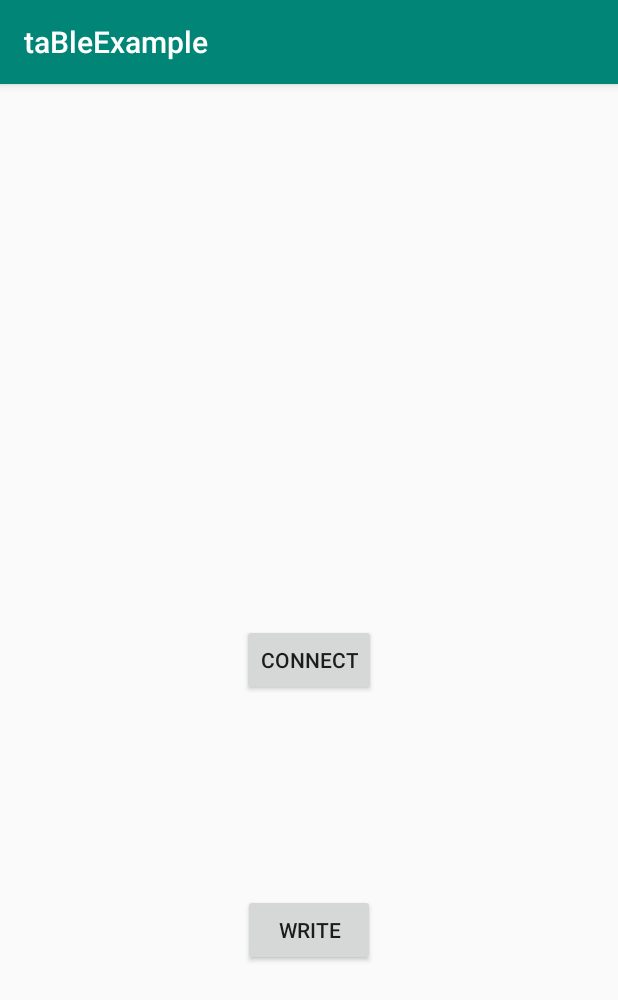
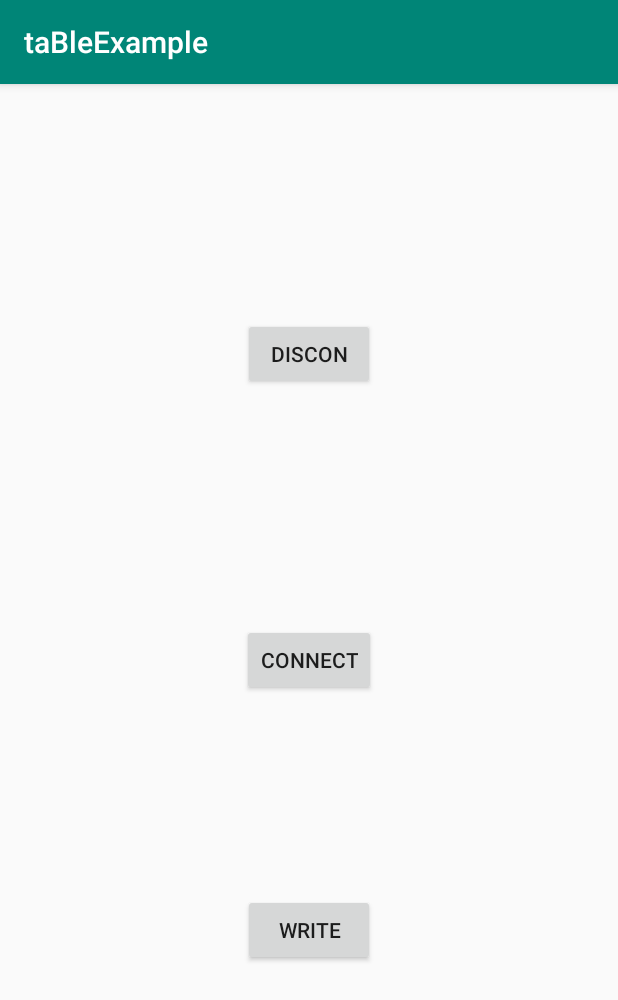
Before and after one commit to tjgmlfbs124/androidBLE, an Android app: the MainActivity screen opened directly, with no data from a screen before it, after a tap on "WRITE", on a phone screen of 412 x 824 dp. Shown: the top 1000 px of the screen. Run offline under Robolectric (Android 15) with nearby library versions, the phone set to English and light mode, and no system bars; 2 statements that could not run were skipped.

Commit message:
연결 끊기, 끊김 구현

```diff
--- a/app/src/main/java/com/tathink/tableexample/MainActivity.java
+++ b/app/src/main/java/com/tathink/tableexample/MainActivity.java
@@ -14,7 +14,7 @@ import java.util.UUID;
 
 public class MainActivity extends AppCompatActivity {
     TaDevice toConnnectDevice;
-    String uuidStr = "0000FFE1-0000-1000-8000-00805F9B34FB";
+    final static String uuidStr = "0000FFE1-0000-1000-8000-00805F9B34FB";
 
     @Override
     protected void onCreate(Bundle savedInstanceState) {
@@ -23,11 +23,12 @@ public class MainActivity extends AppCompatActivity {
 
         Button connectBtn = (Button)this.findViewById(R.id.connectBtn);
         Button writeBtn = (Button)this.findViewById(R.id.writeBtn);
+        Button disconnectBtn = (Button)this.findViewById(R.id.disconnectBtn);
 
 
         final TaBle myBle = new TaBle(this);
 
-        myBle.scan(2000, new TaBle.ScanCallBack() {
+        myBle.scan(20000, new TaBle.ScanCallBack() {
             // 디바이스가 스캔 될 때 마다 호출됨.
             @Override
             public void onScan(TaDevice device, int rssi) {
@@ -45,7 +46,7 @@ public class MainActivity extends AppCompatActivity {
         connectBtn.setOnClickListener(new View.OnClickListener() {
             @Override
             public void onClick(View v) {
-                myBle.connect(toConnnectDevice.address, UUID.fromString(uuidStr));
+                myBle.connect(toConnnectDevice, UUID.fromString(uuidStr));
             }
         });
 
@@ -56,6 +57,13 @@ public class MainActivity extends AppCompatActivity {
             }
         });
 
+        disconnectBtn.setOnClickListener(new View.OnClickListener() {
+            @Override
+            public void onClick(View v) {
+                myBle.disConnect(toConnnectDevice);
+            }
+        });
+
         // 데이터를 받을 때 마다 리턴됨
         myBle.readData(new TaBle.ReadCallBack() {
             @Override
@@ -63,5 +71,12 @@ public class MainActivity extends AppCompatActivity {
                 Log.i("@ckw", "readData: "+data);
             }
         });
+
+        myBle.disConnected(new TaBle.DisconnectedCallBack() {
+            @Override
+            public void onDisconnected(TaDevice device) {
+                Log.i("@ckw", "disconnected:"+device.name);
+            }
+        });
     }
 }
--- a/app/src/main/res/layout/activity_main.xml
+++ b/app/src/main/res/layout/activity_main.xml
@@ -6,6 +6,16 @@
     android:layout_height="match_parent"
     tools:context=".MainActivity">
 
+    <Button
+        android:layout_width="wrap_content"
+        android:layout_height="wrap_content"
+        android:text="DISCON"
+        app:layout_constraintBottom_toTopOf="@id/connectBtn"
+        app:layout_constraintLeft_toLeftOf="parent"
+        app:layout_constraintRight_toRightOf="parent"
+        app:layout_constraintTop_toTopOf="parent"
+        android:id="@+id/disconnectBtn"
+        />
     <Button
         android:layout_width="wrap_content"
         android:layout_height="wrap_content"
--- a/table/src/main/java/com/tathink/table/TaBle.java
+++ b/table/src/main/java/com/tathink/table/TaBle.java
@@ -35,20 +35,23 @@ public class TaBle {
     private FragmentManager fragManager;
     private BluetoothGatt mBluetoothGatt;
 
-    private Map<String, BluetoothDevice> scannedDeviceMap;
+    private Map<String, BluetoothDevice> scannedDeviceMap; // 주소 디바이스
     private Map<String, BluetoothGatt> connectedDeviceMap;
     private Map<String, UUID> connectUUIDMap;
     private Map<String, BluetoothGattService> connectedGattService;
     private Map<String, BluetoothGattCharacteristic> connectedGattCharacteristic;
 
-    private static long mScanPeriod = 5000; // 탐색시간
+    private long mScanPeriod = 5000; // 탐색시간
 
     private ScanCallBack mScanCallBack = null;
     private ReadCallBack mReadCallBack = null;
-    private DisconnectCallBack mDisconnectCallBack = null;
+    private DisconnectedCallBack mDisconnectedCallBack = null;
+    // TODO 디바이스별 다른 콜백??
 
+    // 블루투스 연결 요청코드
     private static final int REQUEST_ENABLE_BT = 1001;
 
+    // 위치권한 요청코드
     private static final int REQUEST_CODE_PERMISSON_LOCATION = 2001;
 
     public TaBle(Activity activity) {
@@ -110,6 +113,7 @@ public class TaBle {
             public void run() {
                 mScanning = false;
                 mBluetoothAdapter.stopLeScan(mLeScanCallback);
+                Log.i("@ckw", "탐색 완료");
             }
         }, mScanPeriod);
 
@@ -122,7 +126,7 @@ public class TaBle {
         String address;
         String deviceName;
 
-        @Override
+        @Override // 디바이스가 스캔 됐을 때
         public void onLeScan(BluetoothDevice device, int rssi, byte[] scanRecord) {
             address = device.getAddress();
             deviceName = device.getName();
@@ -146,27 +150,27 @@ public class TaBle {
         mScanning = false;
     }
 
-    public boolean connect(String address, UUID uuid) {
-        //TODO 연결 시 스켄 정지 해야하는가?
+    public boolean connect(TaDevice taDevice, UUID uuid) {
+        // @ckw 스켄중 연결 가능
         BluetoothDevice mDevice;
 
-        if(address == null|| uuid == null || mBluetoothAdapter == null) {
+        if(taDevice.address == null|| uuid == null || mBluetoothAdapter == null) {
             Log.i("@ckw", "연결할 데이터가 없습니다.");
             return false;
         }
-
-        if( !scannedDeviceMap.containsKey(address) ) {
-            Log.i("@ckw", "잘못된 연결 주소"+address);
+        // 연결 하려는 디바이스가 스켄되지 않았음
+        if( !scannedDeviceMap.containsKey(taDevice.address) ) {
+            Log.i("@ckw", "잘못된 연결 주소"+taDevice.address);
             return false;
         }
 
-        if( connectedDeviceMap.containsKey(address) ) {
+        if( connectedDeviceMap.containsKey(taDevice.address) ) {
 
             Log.i("@ckw", "이미 연결된 주소");
             return false;
         }
 
-        mDevice = scannedDeviceMap.get(address);
+        mDevice = scannedDeviceMap.get(taDevice.address);
         int connectionState = mBluetoothManager.getConnectionState(mDevice, BluetoothProfile.GATT);
         if(connectionState == BluetoothProfile.STATE_CONNECTED) {
             Log.i("@ckw", "이미 연결된 주소");
@@ -176,13 +180,11 @@ public class TaBle {
         if(connectionState == BluetoothProfile.STATE_DISCONNECTED) {
             mBluetoothGatt = mDevice.connectGatt(mActivity, false, mGattCallback);
             Log.i("@ckw", "연결 시도");
-            if(!connectUUIDMap.containsKey(address)) {
-                connectUUIDMap.put(address, uuid);
+            if(!connectUUIDMap.containsKey(taDevice)) {
+                connectUUIDMap.put(taDevice.address, uuid);
             } else {
-                connectUUIDMap.remove(address);
+                connectUUIDMap.remove(taDevice);
             }
-
-
             return true;
         } else {
             Log.i("@ckw", "잘못된 연결 시도");
@@ -201,13 +203,16 @@ public class TaBle {
             gatt.discoverServices();
 
             if(newState == BluetoothProfile.STATE_CONNECTED) {
-                //TODO 연결됨
+                // 연결 연결됨
                 Log.i("@ckw", "연결 완료.");
                 if(!connectedDeviceMap.containsKey(address)) {
                     connectedDeviceMap.put(address, gatt);
                 }
             } else if(newState == BluetoothProfile.STATE_DISCONNECTED) {
-                //TODO 연결 끊김
+                // TODO 연결 끊김
+                Log.i("@ckw", "연결 끊김");
+
+                mDisconnectedCallBack.onDisconnected(new TaDevice(address, gatt.getDevice().getName() ));
 
                 if(connectedDeviceMap.containsKey(address)) {
                     BluetoothGatt _bluetoothGatt = connectedDeviceMap.get(address);
@@ -280,6 +285,7 @@ public class TaBle {
 
     public void readData(ReadCallBack callback) {
         mReadCallBack = callback;
+        // 디바이스마다 개별 콜백?
     }
 
     public void writeData(TaDevice device, String data) {
@@ -290,6 +296,11 @@ public class TaBle {
 
         String address = device.address;
         BluetoothGatt tempBluetoothGatt = connectedDeviceMap.get(address);
+
+        if(!connectedDeviceMap.containsKey(address)){
+            Log.i("@ckw", "연결되지 않은 장비에 송신 시도");
+            return;
+        }
 
         if(tempBluetoothGatt != null) {
             BluetoothGattCharacteristic tempCharacteristic = connectedGattCharacteristic.get(address);
@@ -309,12 +320,32 @@ public class TaBle {
         }
     }
 
-    public void disConnected(DisconnectCallBack callBack) {
+    public void disConnected(DisconnectedCallBack callBack) {
         // TODO 연결 끊김 구현
+        mDisconnectedCallBack = callBack;
     }
 
     public void disConnect(TaDevice device) {
         // TODO 연결 끊기 구현
+        if(connectedDeviceMap.containsKey(device.address)) {
+            BluetoothGatt tempGatt = connectedDeviceMap.get(device.address);
+            if(tempGatt != null) {
+                tempGatt.disconnect();
+                tempGatt = null;
+            }
+            connectedDeviceMap.remove(device.address);
+        } else {
+            Log.i("@ckw", "연결되지 않은 장비 시도");
+        }
+
+        if (connectUUIDMap.containsKey(device.address)) {
+            connectUUIDMap.remove(device.address);
+        }
+        if(connectedGattCharacteristic.containsKey(device.address)){
+            connectedGattCharacteristic.remove(device.address);
+        }
+        Log.i("@ckw", "연결 끊기");
+
     }
 
     public interface ScanCallBack {
@@ -325,8 +356,8 @@ public class TaBle {
         void onData(final TaDevice device, String data);
     }
 
-    public interface DisconnectCallBack {
-        void onDisconnect(final TaDevice device);
+    public interface DisconnectedCallBack {
+        void onDisconnected(final TaDevice device);
     }
 
     private void locationPermission() {
```
